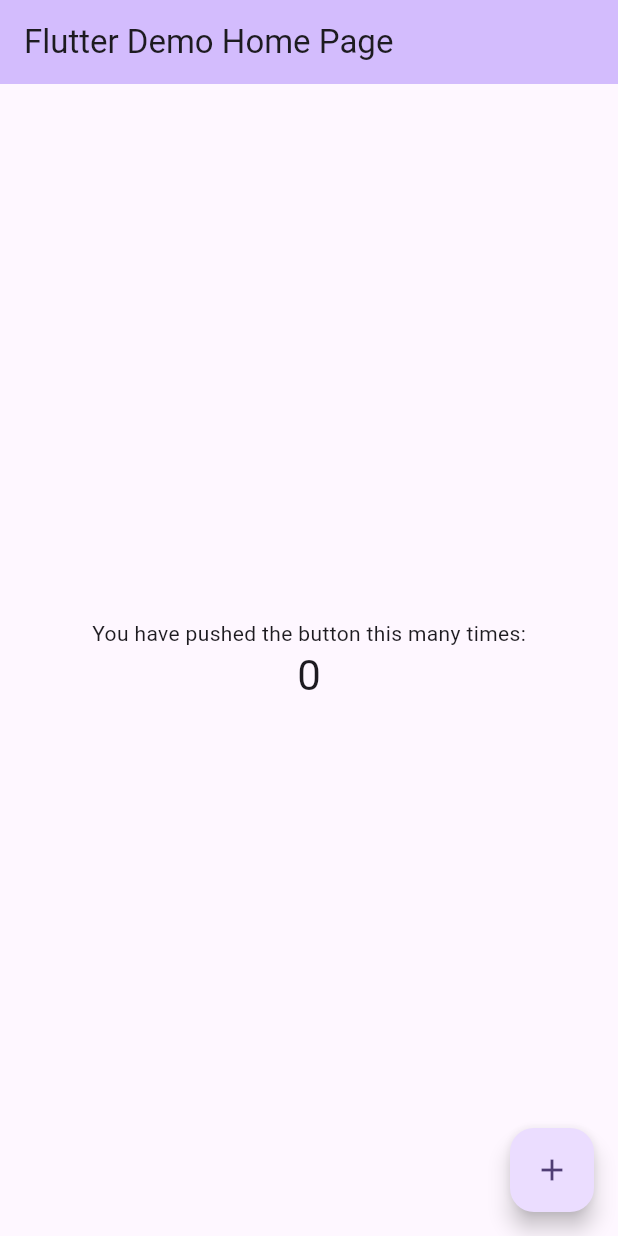
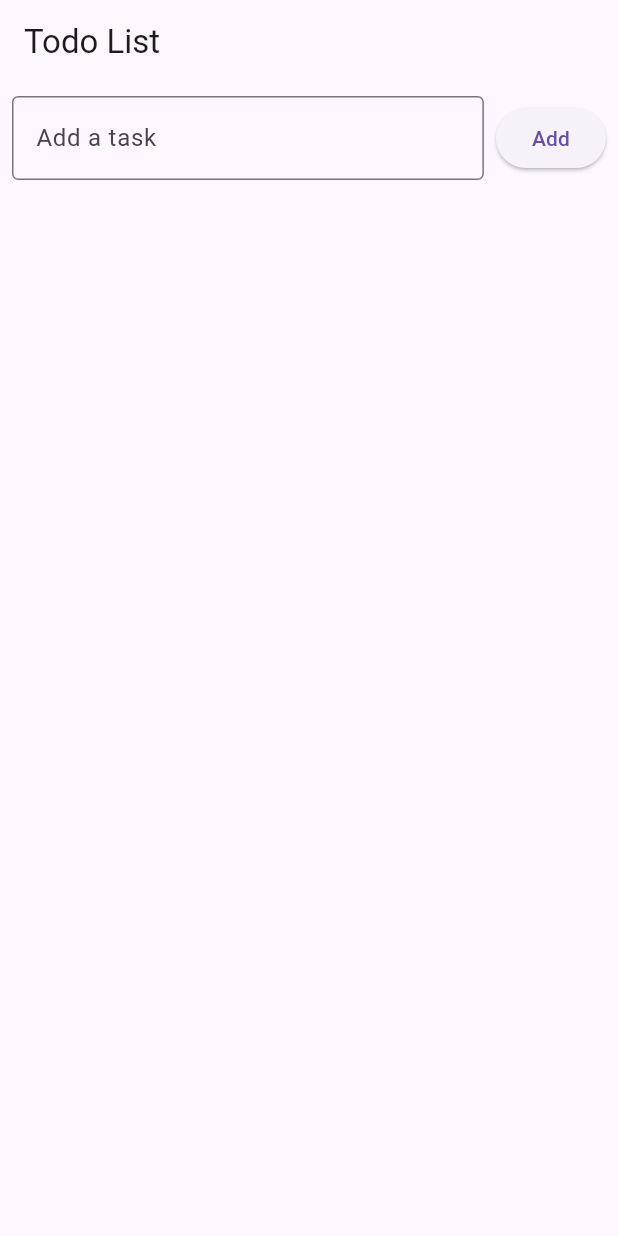
Before and after one commit to Reno-F/Mobile_Apps, a Flutter app: the screen it shows after launch, on a phone screen of 412 x 824 dp. Run offline on Flutter 3.47's test engine with Material 3 defaults, Android fonts, the phone set to English and light mode, and no system bars.

Commit message:
Initial commit

```diff
--- a/lib/main.dart
+++ b/lib/main.dart
@@ -1,125 +1,27 @@
 import 'package:flutter/material.dart';
+import 'package:provider/provider.dart';
+import 'views/todo_view.dart';
+import 'view_models/todo_view_model.dart';
 
 void main() {
-  runApp(const MyApp());
+  runApp(
+    MultiProvider(
+      providers: [
+        ChangeNotifierProvider(create: (_) => TodoViewModel()),
+      ],
+      child: const MyApp(),
+    ),
+  );
 }
 
 class MyApp extends StatelessWidget {
-  const MyApp({super.key});
+  const MyApp({Key? key}) : super(key: key);
 
-  // This widget is the root of your application.
   @override
   Widget build(BuildContext context) {
     return MaterialApp(
-      title: 'Flutter Demo',
-      theme: ThemeData(
-        // This is the theme of your application.
-        //
-        // TRY THIS: Try running your application with "flutter run". You'll see
-        // the application has a purple toolbar. Then, without quitting the app,
-        // try changing the seedColor in the colorScheme below to Colors.green
-        // and then invoke "hot reload" (save your changes or press the "hot
-        // reload" button in a Flutter-supported IDE, or press "r" if you used
-        // the command line to start the app).
-        //
-        // Notice that the counter didn't reset back to zero; the application
-        // state is not lost during the reload. To reset the state, use hot
-        // restart instead.
-        //
-        // This works for code too, not just values: Most code changes can be
-        // tested with just a hot reload.
-        colorScheme: ColorScheme.fromSeed(seedColor: Colors.deepPurple),
-        useMaterial3: true,
-      ),
-      home: const MyHomePage(title: 'Flutter Demo Home Page'),
+      debugShowCheckedModeBanner: false,
+      home: TodoView(),
     );
   }
 }
-
-class MyHomePage extends StatefulWidget {
-  const MyHomePage({super.key, required this.title});
-
-  // This widget is the home page of your application. It is stateful, meaning
-  // that it has a State object (defined below) that contains fields that affect
-  // how it looks.
-
-  // This class is the configuration for the state. It holds the values (in this
-  // case the title) provided by the parent (in this case the App widget) and
-  // used by the build method of the State. Fields in a Widget subclass are
-  // always marked "final".
-
-  final String title;
-
-  @override
-  State<MyHomePage> createState() => _MyHomePageState();
-}
-
-class _MyHomePageState extends State<MyHomePage> {
-  int _counter = 0;
-
-  void _incrementCounter() {
-    setState(() {
-      // This call to setState tells the Flutter framework that something has
-      // changed in this State, which causes it to rerun the build method below
-      // so that the display can reflect the updated values. If we changed
-      // _counter without calling setState(), then the build method would not be
-      // called again, and so nothing would appear to happen.
-      _counter++;
-    });
-  }
-
-  @override
-  Widget build(BuildContext context) {
-    // This method is rerun every time setState is called, for instance as done
-    // by the _incrementCounter method above.
-    //
-    // The Flutter framework has been optimized to make rerunning build methods
-    // fast, so that you can just rebuild anything that needs updating rather
-    // than having to individually change instances of widgets.
-    return Scaffold(
-      appBar: AppBar(
-        // TRY THIS: Try changing the color here to a specific color (to
-        // Colors.amber, perhaps?) and trigger a hot reload to see the AppBar
-        // change color while the other colors stay the same.
-        backgroundColor: Theme.of(context).colorScheme.inversePrimary,
-        // Here we take the value from the MyHomePage object that was created by
-        // the App.build method, and use it to set our appbar title.
-        title: Text(widget.title),
-      ),
-      body: Center(
-        // Center is a layout widget. It takes a single child and positions it
-        // in the middle of the parent.
-        child: Column(
-          // Column is also a layout widget. It takes a list of children and
-          // arranges them vertically. By default, it sizes itself to fit its
-          // children horizontally, and tries to be as tall as its parent.
-          //
-          // Column has various properties to control how it sizes itself and
-          // how it positions its children. Here we use mainAxisAlignment to
-          // center the children vertically; the main axis here is the vertical
-          // axis because Columns are vertical (the cross axis would be
-          // horizontal).
-          //
-          // TRY THIS: Invoke "debug painting" (choose the "Toggle Debug Paint"
-          // action in the IDE, or press "p" in the console), to see the
-          // wireframe for each widget.
-          mainAxisAlignment: MainAxisAlignment.center,
-          children: <Widget>[
-            const Text(
-              'You have pushed the button this many times:',
-            ),
-            Text(
-              '$_counter',
-              style: Theme.of(context).textTheme.headlineMedium,
-            ),
-          ],
-        ),
-      ),
-      floatingActionButton: FloatingActionButton(
-        onPressed: _incrementCounter,
-        tooltip: 'Increment',
-        child: const Icon(Icons.add),
-      ), // This trailing comma makes auto-formatting nicer for build methods.
-    );
-  }
-}
--- /dev/null
+++ b/lib/models/todo_item.dart
@@ -0,0 +1,6 @@
+class TodoItem {
+  String title;
+  bool isCompleted;
+
+  TodoItem({required this.title, this.isCompleted = false});
+}
--- /dev/null
+++ b/lib/view_models/todo_view_model.dart
@@ -0,0 +1,23 @@
+import 'package:flutter/material.dart';
+import '../models/todo_item.dart';
+
+class TodoViewModel with ChangeNotifier {
+  final List<TodoItem> _todos = [];
+
+  List<TodoItem> get todos => _todos;
+
+  void addTodo(String title) {
+    _todos.add(TodoItem(title: title));
+    notifyListeners();
+  }
+
+  void toggleCompletion(int index) {
+    _todos[index].isCompleted = !_todos[index].isCompleted;
+    notifyListeners();
+  }
+
+  void deleteTodo(int index) {
+    _todos.removeAt(index);
+    notifyListeners();
+  }
+}
--- /dev/null
+++ b/lib/views/todo_view.dart
@@ -0,0 +1,83 @@
+import 'package:flutter/material.dart';
+import 'package:provider/provider.dart';
+import '../view_models/todo_view_model.dart';
+
+class TodoView extends StatelessWidget {
+  final TextEditingController _controller = TextEditingController();
+
+  TodoView({Key? key}) : super(key: key);
+
+  @override
+  Widget build(BuildContext context) {
+    return Scaffold(
+      appBar: AppBar(
+        title: const Text("Todo List"),
+      ),
+      body: Column(
+        children: [
+          Padding(
+            padding: const EdgeInsets.all(8.0),
+            child: Row(
+              children: [
+                Expanded(
+                  child: TextField(
+                    controller: _controller,
+                    decoration: const InputDecoration(
+                      labelText: "Add a task",
+                      border: OutlineInputBorder(),
+                    ),
+                  ),
+                ),
+                const SizedBox(width: 8),
+                ElevatedButton(
+                  onPressed: () {
+                    if (_controller.text.isNotEmpty) {
+                      context.read<TodoViewModel>().addTodo(_controller.text);
+                      _controller.clear();
+                    }
+                  },
+                  child: const Text("Add"),
+                ),
+              ],
+            ),
+          ),
+          Expanded(
+            child: Consumer<TodoViewModel>(
+              builder: (context, viewModel, child) {
+                final todos = viewModel.todos;
+                return ListView.builder(
+                  itemCount: todos.length,
+                  itemBuilder: (context, index) {
+                    final todo = todos[index];
+                    return ListTile(
+                      title: Text(
+                        todo.title,
+                        style: TextStyle(
+                          decoration: todo.isCompleted
+                              ? TextDecoration.lineThrough
+                              : TextDecoration.none,
+                        ),
+                      ),
+                      leading: Checkbox(
+                        value: todo.isCompleted,
+                        onChanged: (value) {
+                          viewModel.toggleCompletion(index);
+                        },
+                      ),
+                      trailing: IconButton(
+                        icon: const Icon(Icons.delete),
+                        onPressed: () {
+                          viewModel.deleteTodo(index);
+                        },
+                      ),
+                    );
+                  },
+                );
+              },
+            ),
+          ),
+        ],
+      ),
+    );
+  }
+}
--- a/pubspec.yaml
+++ b/pubspec.yaml
@@ -35,6 +35,7 @@ dependencies:
   # The following adds the Cupertino Icons font to your application.
   # Use with the CupertinoIcons class for iOS style icons.
   cupertino_icons: ^1.0.6
+  provider: ^6.1.2
 
 dev_dependencies:
   flutter_test:
```
Also changed, not shown: pubspec.lock.
